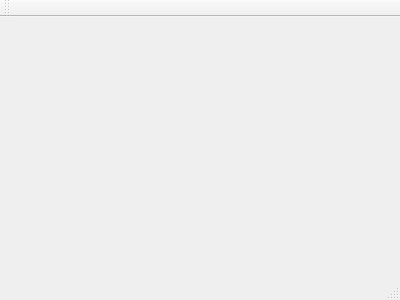
This is mainwindow.ui in aminehatim/Connect as Qt 5 draws it before an edit. The edited form follows.
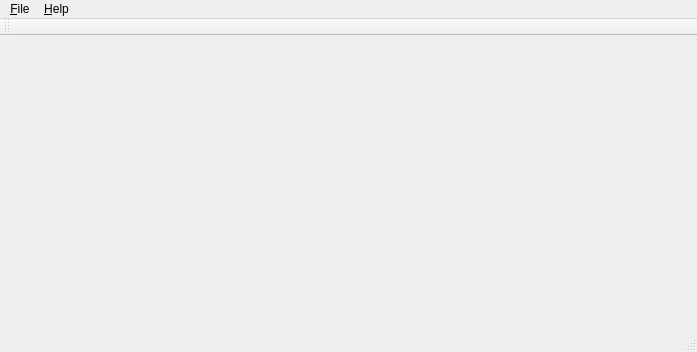
This is the edited form.

Diff of the .ui file:
```diff
--- a/mainwindow.ui
+++ b/mainwindow.ui
@@ -1,24 +1,66 @@
 <ui version="4.0">
  <class>MainWindow</class>
- <widget class="QMainWindow" name="MainWindow" >
-  <property name="geometry" >
+ <widget class="QMainWindow" name="MainWindow">
+  <property name="geometry">
    <rect>
     <x>0</x>
     <y>0</y>
-    <width>400</width>
-    <height>300</height>
+    <width>697</width>
+    <height>352</height>
    </rect>
   </property>
   <property name="windowTitle" >
    <string>MainWindow</string>
   </property>
-  <widget class="QMenuBar" name="menuBar" />
-  <widget class="QToolBar" name="mainToolBar" />
-  <widget class="QWidget" name="centralWidget" />
-  <widget class="QStatusBar" name="statusBar" />
+  <widget class="QWidget" name="centralWidget"/>
+  <widget class="QMenuBar" name="menuBar">
+   <property name="geometry">
+    <rect>
+     <x>0</x>
+     <y>0</y>
+     <width>697</width>
+     <height>21</height>
+    </rect>
+   </property>
+   <widget class="QMenu" name="menu_File">
+    <property name="title">
+     <string>&amp;File</string>
+    </property>
+   </widget>
+   <widget class="QMenu" name="menu_Help">
+    <property name="title">
+     <string>&amp;Help</string>
+    </property>
+   </widget>
+   <addaction name="menu_File"/>
+   <addaction name="menu_Help"/>
+  </widget>
+  <widget class="QToolBar" name="mainToolBar">
+   <attribute name="toolBarArea">
+    <enum>TopToolBarArea</enum>
+   </attribute>
+   <attribute name="toolBarBreak">
+    <bool>false</bool>
+   </attribute>
+  </widget>
+  <widget class="QStatusBar" name="statusBar"/>
+  <action name="action_Setup_Connection">
+   <property name="text">
+    <string>&amp;Setup Connection</string>
+   </property>
+  </action>
+  <action name="action_Exit">
+   <property name="text">
+    <string>&amp;Exit</string>
+   </property>
+  </action>
+  <action name="action_About">
+   <property name="text">
+    <string>&amp;About</string>
+   </property>
+  </action>
  </widget>
- <layoutDefault spacing="6" margin="11" />
- <pixmapfunction></pixmapfunction>
+ <layoutdefault spacing="6" margin="11"/>
  <resources/>
  <connections/>
 </ui>
```
Left out of the diff: 5 changed lines with no effect on the pictures.
